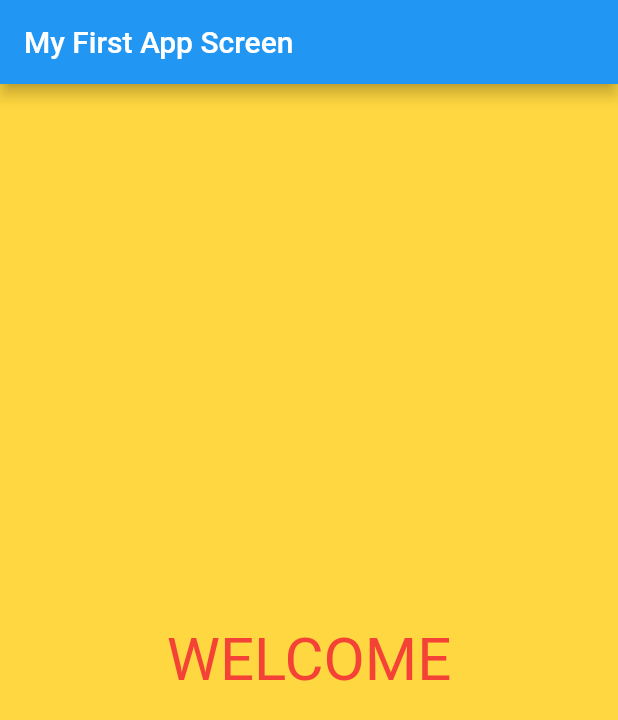
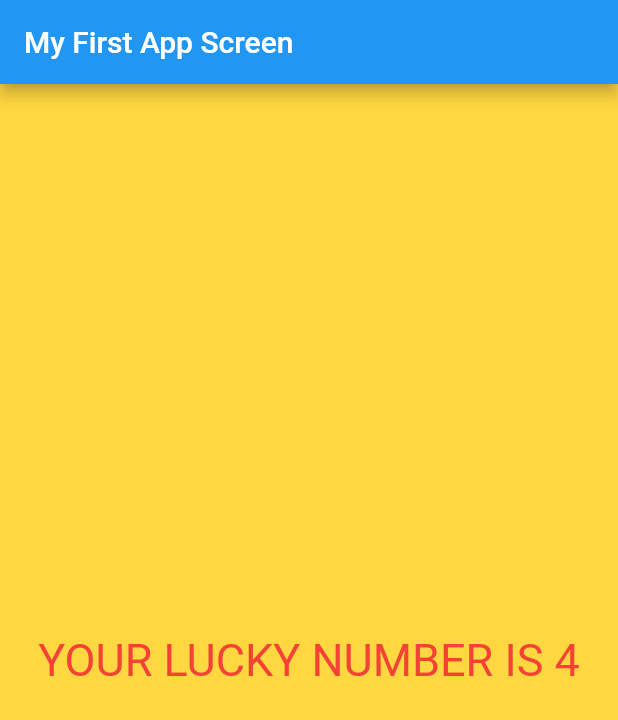
Before and after one commit to prasadraje3600/flutter-projects, a Flutter app: the screen it shows after launch, on a phone screen of 412 x 824 dp. Shown: the top 720 px of the screen. Run offline on Flutter 3.47's test engine with Material 2 defaults, Android fonts, the light colour scheme and no system bars.

Commit message:
style_font

```diff
--- a/myapp/lib/first_screens.dart
+++ b/myapp/lib/first_screens.dart
@@ -1,3 +1,5 @@
+import 'dart:math';
+
 import 'package:flutter/material.dart';
 
 class FirstScreen extends StatelessWidget {
@@ -7,11 +9,18 @@ class FirstScreen extends StatelessWidget {
       color: Colors.amberAccent,
       child: Center(
         child: Text(
-          "WELCOME",
+          generateLuckyNumber(),
           textDirection: TextDirection.ltr,
-          style: TextStyle(color: Colors.red, fontSize: 40.0),
+          style: TextStyle(color: Colors.red, fontSize: 30.0),
         ),
       ),
     );
   }
+
+  String generateLuckyNumber() {
+    var random = Random();
+    int luckyNumber = random.nextInt(8);
+
+    return "YOUR LUCKY NUMBER IS $luckyNumber";
+  }
 }
--- a/myapp/lib/main.dart
+++ b/myapp/lib/main.dart
@@ -1,5 +1,7 @@
 import 'package:flutter/material.dart';
 import 'first_screens.dart';
+import 'materialappwidget.dart';
+import 'home.dart';
 
 void main() => runApp(new MyFlutterApp());
 
--- a/myapp/pubspec.yaml
+++ b/myapp/pubspec.yaml
@@ -59,7 +59,7 @@ flutter:
   uses-material-design: true
 
   # To add assets to your application, add an assets section, like this:
-  # assets:
+  #  assets:
   #   - images/a_dot_burr.jpeg
   #   - images/a_dot_ham.jpeg
 
@@ -85,6 +85,6 @@ flutter:
   #       - asset: fonts/TrajanPro.ttf
   #       - asset: fonts/TrajanPro_Bold.ttf
   #         weight: 700
-  #
+
   # For details regarding fonts from package dependencies,
   # see https://flutter.dev/custom-fonts/#from-packages
```
Also changed, not shown: myapp/lib/home.dart (added, +60 -0 lines), myapp/lib/materialappwidget.dart (added, +10 -0 lines).
